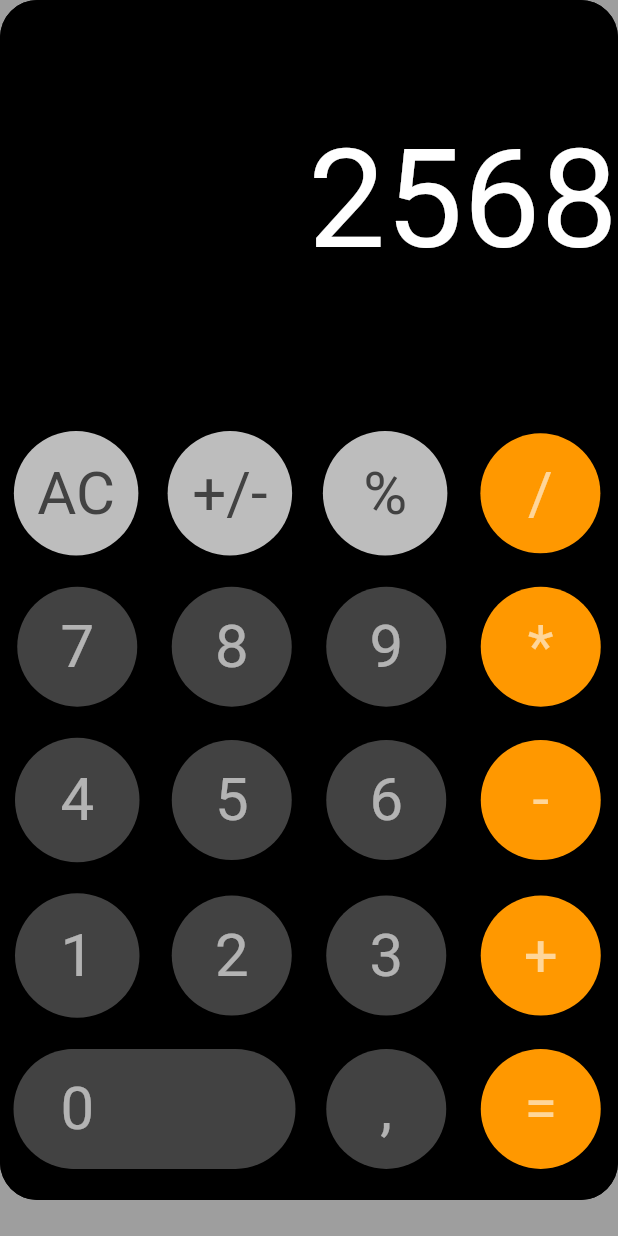
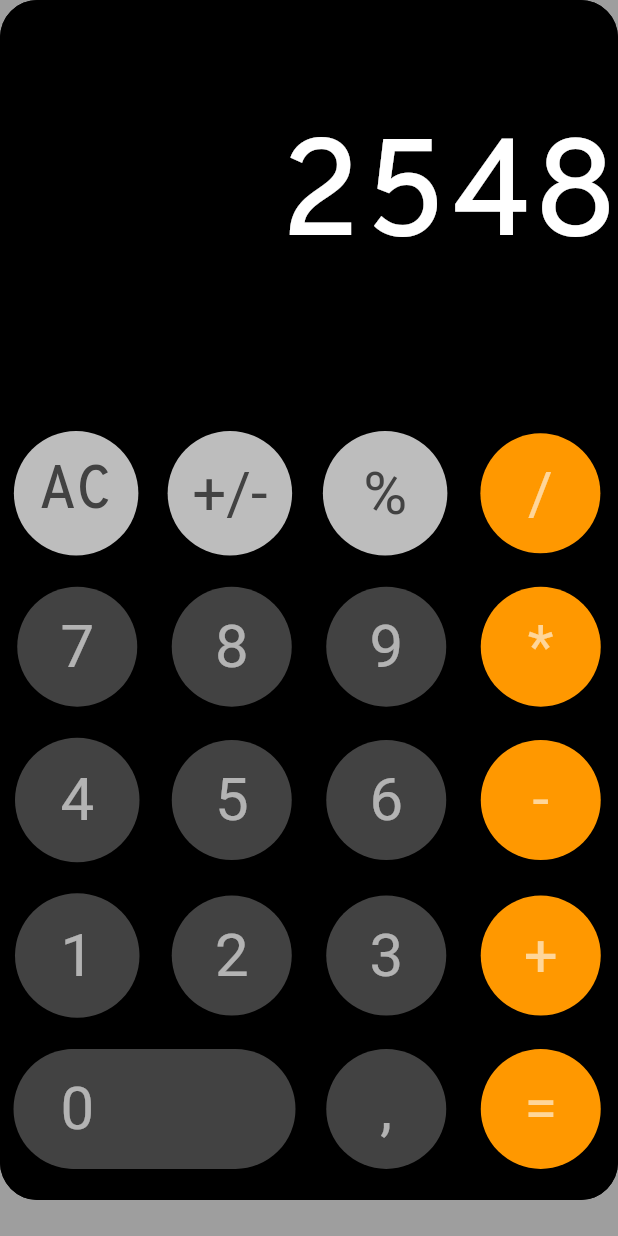
Before and after one commit to Anousheybaig/5thassignment, a Flutter app: the screen it shows after launch, on a phone screen of 412 x 824 dp. Run offline on Flutter 3.47's test engine with Material 2 defaults, Android fonts, the phone set to English and light mode, and no system bars.

Commit message:
calculator

```diff
--- a/lib/calculator.dart
+++ b/lib/calculator.dart
@@ -7,6 +7,7 @@ class CalculatorApp extends StatelessWidget {
   Widget build(BuildContext context) {
     return Scaffold(
       backgroundColor: Colors.grey,
+
 
       body: SafeArea(
 
@@ -30,8 +31,8 @@ class CalculatorApp extends StatelessWidget {
                 Flexible(flex:1, child: Container(
                   child: const Column(crossAxisAlignment: CrossAxisAlignment.end,
                   mainAxisAlignment: MainAxisAlignment.spaceAround,
-                  children: [Text("2568",
-                    style: TextStyle(
+                  children: [Text("2548",
+                    style: TextStyle( fontFamily: 'OverpassMono',
                         fontSize: 92,color: Colors.white),)],),
 
                   width: 500,
@@ -60,7 +61,7 @@ class CalculatorApp extends StatelessWidget {
                           crossAxisAlignment: CrossAxisAlignment.center,
                           children:[
                       Container(child: CircleAvatar( backgroundColor: Colors.grey[400]
-                        ,child: Text("AC",style: TextStyle(fontSize: 40, color: Colors.grey[800]),),),width: 83,height: 83,),
+                        ,child: Text("AC",style: TextStyle(fontFamily: 'OverpassMono',fontSize: 40, color: Colors.grey[800]),),),width: 83,height: 83,),
                       Container(child: CircleAvatar( backgroundColor: Colors. grey[400],child: Text("+/-",style: TextStyle(fontSize: 40, color: Colors.grey[800]),),),width: 85,height: 83,),
                       Container(child: CircleAvatar( backgroundColor: Colors. grey[400],child: Text("%",style: TextStyle(fontSize: 40, color: Colors.grey[800]),),),width: 85,height: 83,),
                       Container(width: 85,height: 80, child: CircleAvatar( child: Text("/",style: TextStyle(fontSize: 40, color: Colors.white60),),
```
Also changed, not shown: pubspec.yaml (+4 -4 lines), assets/OverpassMono-Bold.ttf (added), assets/OverpassMono-Light.ttf (added), assets/OverpassMono-Medium.ttf (added), assets/OverpassMono-Regular.ttf (added), assets/OverpassMono-SemiBold.ttf (added).
